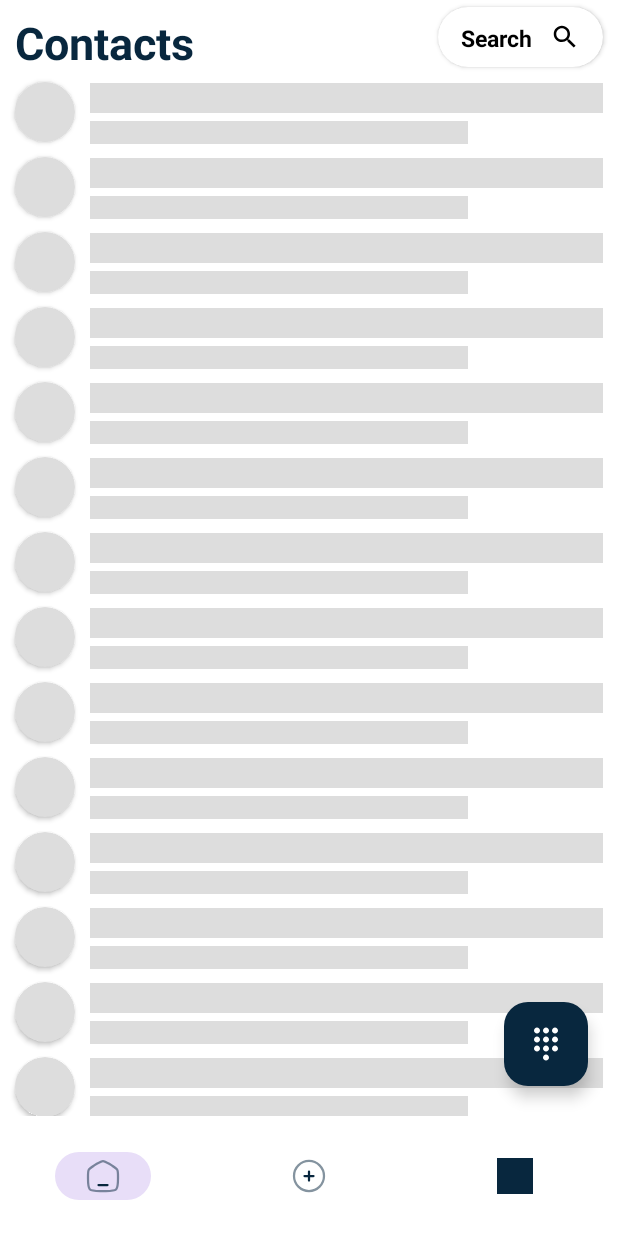
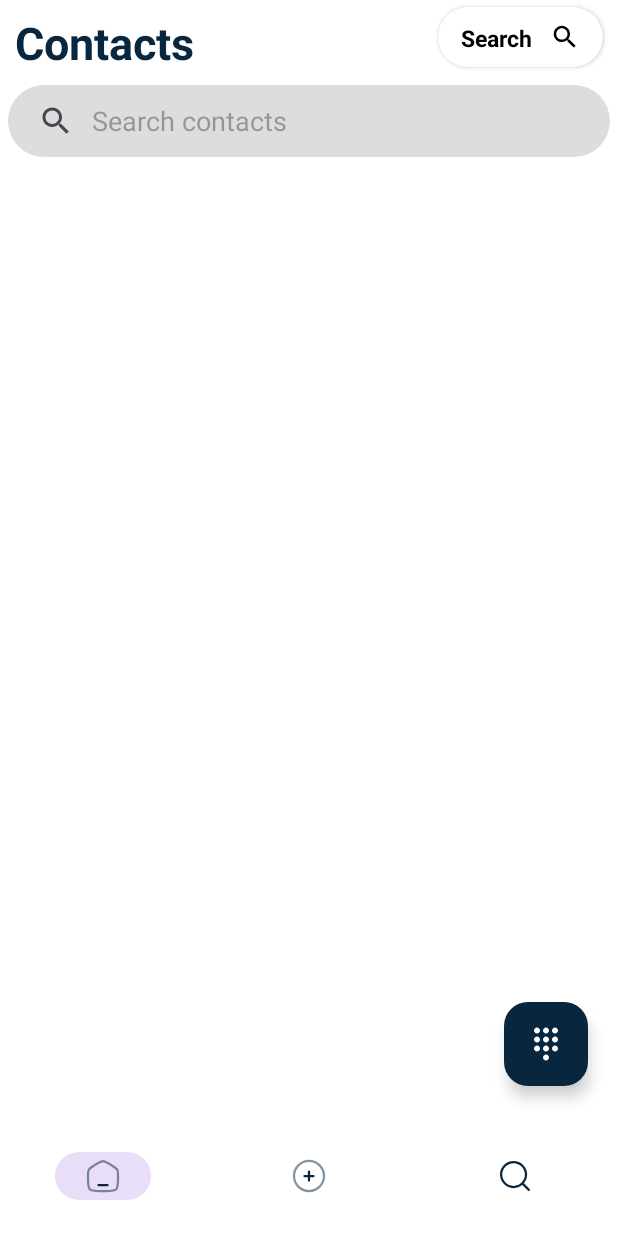
Before and after one commit to prasanth9689/Contacts-Android, an Android app: the screen it shows after launch once a user with an empty profile is signed in (CloudContactsActivity), on a phone screen of 412 x 824 dp. Run offline under Robolectric (Android 15) with nearby library versions, the phone set to English and light mode, and no system bars; our stand-ins replace Firebase (no records; nobody signed in at launch, a user with empty details on screens opened directly), Shimmer; Roboto replaces fonts that are not available here; 3 statements that could not run were skipped.

Commit message:
SearchView in MVVM added

```diff
--- a/app/src/main/java/com/skyblue/skybluecontacts/CloudContactsActivity.kt
+++ b/app/src/main/java/com/skyblue/skybluecontacts/CloudContactsActivity.kt
@@ -1,16 +1,19 @@
 package com.skyblue.skybluecontacts
 
+import android.content.Context
 import android.content.Intent
+import android.graphics.Rect
 import android.os.Bundle
 import android.util.Log
 import android.view.View
+import android.view.inputmethod.InputMethodManager
 import android.widget.Toast
 import androidx.activity.viewModels
 import androidx.appcompat.app.AppCompatActivity
+import androidx.appcompat.widget.SearchView
 import androidx.core.app.ActivityOptionsCompat
 import androidx.recyclerview.widget.LinearLayoutManager
 import com.google.android.material.bottomsheet.BottomSheetDialog
-import com.google.android.material.snackbar.Snackbar
 import com.skyblue.mya.SessionHandler
 import com.skyblue.skybluecontacts.activity.AddContactsDeviceActivity
 import com.skyblue.skybluecontacts.activity.DialPadActivity
@@ -86,7 +89,7 @@ class CloudContactsActivity : AppCompatActivity() {
             when(it.itemId) {
                 R.id.home_menu -> openHome()
                 R.id.profile_menu -> loadBottomSheetDialog()
-                R.id.setting_menu -> loadBottomSheetDialog()
+                R.id.setting_menu -> openSearch()
             }
             true
         }
@@ -95,6 +98,47 @@ class CloudContactsActivity : AppCompatActivity() {
           val intent = Intent(context, DialPadActivity::class.java)
             startActivity(intent)
         }
+
+        binding.root.viewTreeObserver.addOnGlobalLayoutListener {
+            val rect = Rect()
+            binding.root.getWindowVisibleDisplayFrame(rect)
+            val screenHeight = binding.root.rootView.height
+            val keypadHeight = screenHeight - rect.bottom
+
+            if (keypadHeight > screenHeight * 0.15) {
+                // Keyboard is open
+                binding.bottomNav.visibility = View.GONE
+            } else {
+                // Keyboard is closed
+                binding.bottomNav.visibility = View.VISIBLE
+            }
+        }
+
+        binding.searchView.setOnQueryTextListener(object : SearchView.OnQueryTextListener {
+            override fun onQueryTextSubmit(query: String?): Boolean {
+
+                return true
+            }
+
+            override fun onQueryTextChange(newText: String?): Boolean {
+                viewModel.filter(newText.toString())
+                return false
+            }
+        })
+
+        viewModel.filteredItems.observe(this) { contacts ->
+            adapter.updateData(contacts)
+        }
+    }
+
+    private fun openSearch(){
+        binding.searchView.isIconified = false
+
+        binding.searchView.requestFocus()
+        binding.searchView.requestFocusFromTouch()
+
+        val imm = getSystemService(Context.INPUT_METHOD_SERVICE) as InputMethodManager
+        imm.showSoftInput(binding.searchView, InputMethodManager.SHOW_IMPLICIT)
     }
 
     private fun openHome() {
--- /dev/null
+++ b/app/src/main/res/drawable/btn_search.xml
@@ -0,0 +1,11 @@
+<?xml version="1.0" encoding="utf-8"?>
+<!--  res/drawable/rounded_edittext.xml -->
+<shape xmlns:android="http://schemas.android.com/apk/res/android"
+    android:shape="rectangle" android:padding="10dp">
+    <solid android:color="@color/shimmer_placeholder"/>
+    <corners
+        android:bottomRightRadius="50dp"
+        android:bottomLeftRadius="50dp"
+        android:topLeftRadius="50dp"
+        android:topRightRadius="50dp"/>
+</shape>
--- /dev/null
+++ b/app/src/main/res/drawable/ic_search_custom.xml
@@ -0,0 +1,14 @@
+<vector xmlns:android="http://schemas.android.com/apk/res/android"
+    android:width="800dp"
+    android:height="800dp"
+    android:viewportWidth="24"
+    android:viewportHeight="24">
+  <path
+      android:pathData="M16.746,16.746C17.039,16.454 17.514,16.454 17.807,16.746L21.768,20.707C22.061,21 22.061,21.475 21.768,21.768C21.475,22.061 21,22.061 20.707,21.768L16.746,17.807C16.454,17.514 16.454,17.039 16.746,16.746Z"
+      android:fillColor="#BFBFBF"
+      android:fillType="evenOdd"/>
+  <path
+      android:pathData="M11.053,18.606C15.224,18.606 18.606,15.224 18.606,11.053C18.606,6.882 15.224,3.5 11.053,3.5C6.882,3.5 3.5,6.882 3.5,11.053C3.5,15.224 6.882,18.606 11.053,18.606ZM11.053,20.106C16.053,20.106 20.106,16.053 20.106,11.053C20.106,6.053 16.053,2 11.053,2C6.053,2 2,6.053 2,11.053C2,16.053 6.053,20.106 11.053,20.106Z"
+      android:fillColor="#000000"
+      android:fillType="evenOdd"/>
+</vector>
--- a/app/src/main/res/layout/activity_cloud_contacts.xml
+++ b/app/src/main/res/layout/activity_cloud_contacts.xml
@@ -85,7 +85,8 @@
         <LinearLayout
             android:layout_width="match_parent"
             android:layout_height="wrap_content"
-            android:orientation="vertical">
+            android:orientation="vertical"
+            android:visibility="gone">
 
             <include layout="@layout/item_list_shimmer" />
             <include layout="@layout/item_list_shimmer" />
@@ -114,12 +115,35 @@
         </LinearLayout>
     </com.facebook.shimmer.ShimmerFrameLayout>
 
-    <androidx.recyclerview.widget.RecyclerView
-        android:id="@+id/recyclerView"
+    <LinearLayout
         android:layout_width="match_parent"
         android:layout_height="wrap_content"
         android:layout_marginTop="51dp"
-        android:visibility="gone"/>
+        android:orientation="vertical">
+
+        <androidx.appcompat.widget.SearchView
+            android:id="@+id/searchView"
+            android:layout_width="match_parent"
+            android:layout_height="wrap_content"
+            android:layout_marginStart="5dp"
+            android:layout_marginEnd="5dp"
+            android:layout_marginBottom="5dp"
+            android:layout_marginTop="5dp"
+            app:iconifiedByDefault="false"
+            android:focusable="true"
+            android:focusableInTouchMode="true"
+            android:background="@drawable/btn_search"
+            app:queryBackground="@android:color/transparent"
+            app:queryHint="Search contacts"
+           />
+
+        <androidx.recyclerview.widget.RecyclerView
+            android:id="@+id/recyclerView"
+            android:layout_width="match_parent"
+            android:layout_height="wrap_content"
+            android:visibility="visible"/>
+
+    </LinearLayout>
 
     <RelativeLayout
         android:id="@+id/no_contacts_layout"
--- a/app/src/main/res/menu/menu.xml
+++ b/app/src/main/res/menu/menu.xml
@@ -15,6 +15,6 @@
     <item
         android:id="@+id/setting_menu"
         android:title="Test"
-        android:icon="@drawable/ic_launcher_background"/>
+        android:icon="@drawable/ic_search_custom"/>
 
 </menu>
--- a/app/src/main/res/values/colors.xml
+++ b/app/src/main/res/values/colors.xml
@@ -8,4 +8,5 @@
     <color name="selected_text_color">#000000</color>
     <color name="default_text_color">#08273E</color>
     <color name="selected_background_color">#dddddd</color>
+    <color name="light_grey">#F9F9FA</color>
 </resources>
```
Also changed, not shown: app/src/main/java/com/skyblue/skybluecontacts/viewmodel/ContactsViewModel.kt (+17 -1 lines).
